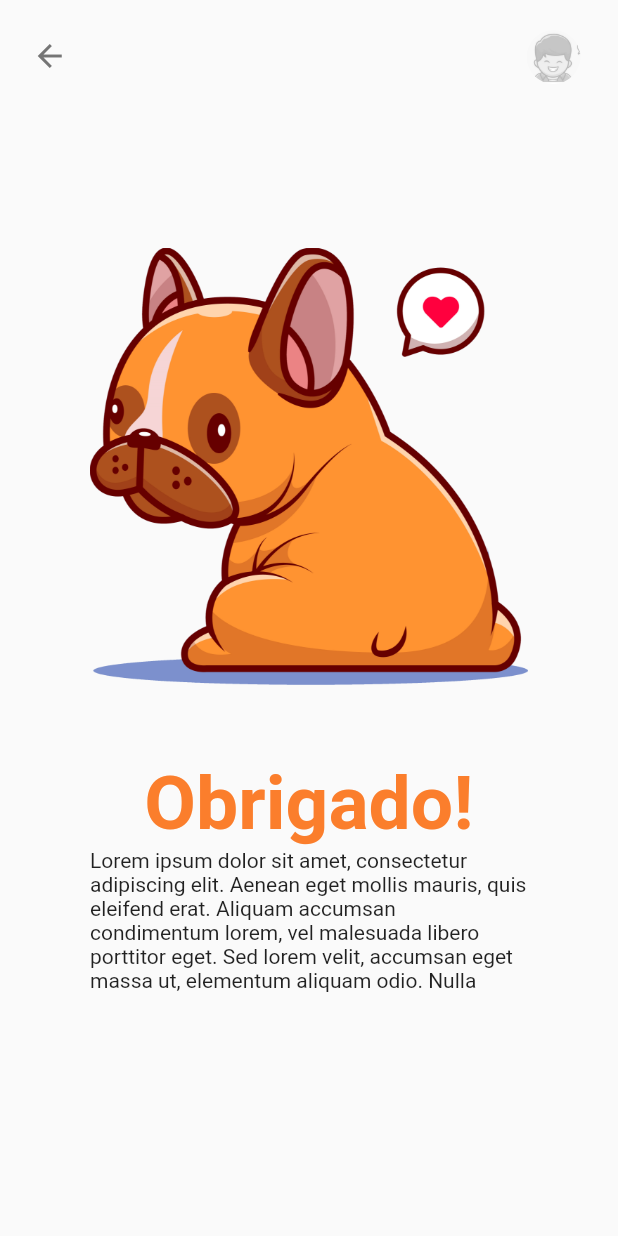
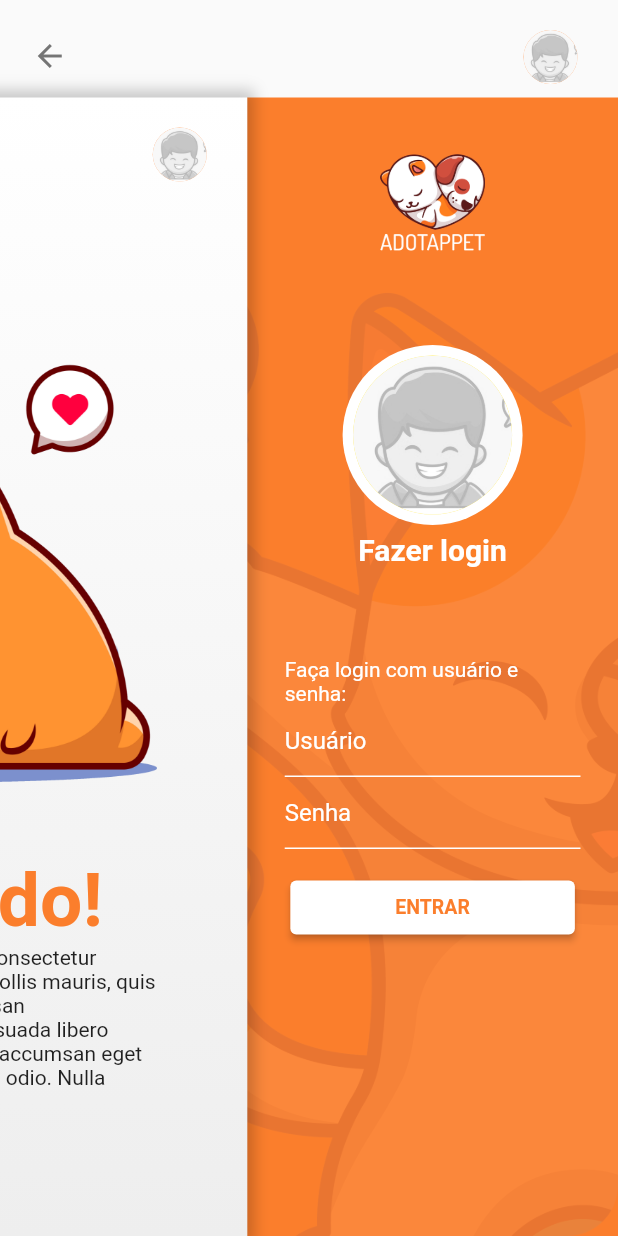
Before and after one commit to FIAP-Adotappet/adotappet-mobile, a Flutter app: the OrderCreatedPage screen opened directly, on a phone screen of 412 x 824 dp. Run offline on Flutter 3.47's test engine with Material 2 defaults, Android fonts, the light colour scheme and no system bars; our stand-ins replace google_fonts, jiffy; network calls fail; Roboto replaces fonts that are missing (Dosis).

Commit message:
SideMenuBar widget

```diff
--- a/lib/modules/order_created/screens/order_created_screen.dart
+++ b/lib/modules/order_created/screens/order_created_screen.dart
@@ -1,14 +1,45 @@
 import 'package:adotappet/constants/app_constants.dart';
 import 'package:adotappet/widgets/custom_app_bar.dart';
+import 'package:adotappet/widgets/side_menu_bar.dart';
 import 'package:flutter/material.dart';
 
 class OrderCreatedPage extends StatelessWidget {
   @override
   Widget build(BuildContext context) {
+    final leftSlide = MediaQuery.of(context).size.width * 0.6;
+
     return Scaffold(
       appBar: CustomAppBar(),
+      body: Stack(
+        children: [
+          SideMenuBar(),
+
+          // Content page
+          Transform(
+            transform: Matrix4.identity()..translate(-leftSlide),
+            alignment: Alignment.center,
+            child: Container(
+                decoration: BoxDecoration(
+                  gradient: LinearGradient(
+                      begin: Alignment.bottomCenter,
+                      end: Alignment.topCenter,
+                      colors: [Colors.grey.shade200, Colors.white]),
+                  boxShadow: [
+                    BoxShadow(
+                      color: Colors.black.withOpacity(0.2),
+                      spreadRadius: 5,
+                      blurRadius: 7,
+                      offset: Offset(0, 0),
+                    ),
+                  ],
+                ),
+                child: Scaffold(
+                  appBar: CustomAppBar(isHome: true),
+                  extendBody: true,
+                  backgroundColor: Colors.transparent,
                   body: Padding(
-        padding: const EdgeInsets.symmetric(vertical: 100.0, horizontal: 60.0),
+                    padding: const EdgeInsets.symmetric(
+                        vertical: 100.0, horizontal: 60.0),
                     child: Column(
                       children: [
                         Image(image: AssetImage('assets/images/sucesso.png')),
@@ -35,6 +66,10 @@ class OrderCreatedPage extends StatelessWidget {
                       ],
                     ),
                   ),
+                )),
+          )
+        ],
+      ),
     );
   }
 }
--- a/lib/widgets/custom_app_bar.dart
+++ b/lib/widgets/custom_app_bar.dart
@@ -7,8 +7,9 @@ class CustomAppBar extends StatelessWidget with PreferredSizeWidget {
   final Size preferredSize;
 
   final bool isHome;
+  final bool sideBar;
 
-  CustomAppBar({Key? key, this.isHome = false})
+  CustomAppBar({Key? key, this.isHome = false, this.sideBar = false})
       : preferredSize = Size.fromHeight(65.0),
         super(key: key);
 
@@ -30,9 +31,13 @@ class CustomAppBar extends StatelessWidget with PreferredSizeWidget {
             right: 25,
             top: 20.0,
           ),
-          child: ClipOval(
-            child: Image.asset('assets/images/avatar_deslogado.png'),
-          ),
+          child: sideBar
+              ? CloseButton(color: Colors.grey[600])
+              : CircleAvatar(
+                  child: ClipOval(
+                    child: Image.asset('assets/images/avatar_deslogado.png'),
+                  ),
+                ),
         ),
       ],
     );
--- /dev/null
+++ b/lib/widgets/side_menu_bar.dart
@@ -0,0 +1,156 @@
+import 'package:flutter/material.dart';
+
+class SideMenuBar extends StatelessWidget {
+  @override
+  Widget build(BuildContext context) {
+    final leftSlide = MediaQuery.of(context).size.width * 0.6;
+
+    return Container(
+      alignment: Alignment.topRight,
+      child: Container(
+        decoration: BoxDecoration(
+          color: const Color(0xFFFB7E2C),
+          image: DecorationImage(
+            alignment: Alignment(1, 0),
+            colorFilter: new ColorFilter.mode(
+                Color(0xFFFB7E2C).withOpacity(0.07), BlendMode.dstATop),
+            image: AssetImage("assets/images/gato_1.png"),
+            fit: BoxFit.fitHeight,
+          ),
+        ),
+        width: leftSlide,
+        child: Scaffold(
+          backgroundColor: Colors.transparent,
+          body: Padding(
+              padding: EdgeInsets.symmetric(horizontal: 25, vertical: 0),
+              child: Column(children: [
+                // Logo
+                Container(
+                  margin: const EdgeInsets.only(top: 35.0),
+                  decoration: BoxDecoration(
+                    image: DecorationImage(
+                      image: AssetImage("assets/images/logo_2.png"),
+                      fit: BoxFit.fitHeight,
+                    ),
+                  ),
+                  height: 70,
+                ),
+
+                // Login
+                Container(
+                  margin: const EdgeInsets.only(top: 60.0),
+                  child: Column(
+                    children: [
+                      // Avatar image
+                      CircleAvatar(
+                        backgroundColor: Colors.white,
+                        radius: 60,
+                        child: CircleAvatar(
+                          backgroundColor: const Color(0xFFFFEC5F),
+                          radius: 53,
+                          child: ClipOval(
+                            child: Image.asset(
+                                'assets/images/avatar_deslogado.png'),
+                          ),
+                        ),
+                      ),
+                      SizedBox(height: 5),
+
+                      // Info text
+                      Text(
+                        'Fazer login',
+                        style: TextStyle(
+                          fontWeight: FontWeight.bold,
+                          fontSize: 20,
+                          color: Colors.white,
+                        ),
+                      ),
+                      SizedBox(height: 60),
+
+                      Text(
+                        'Faça login com usuário e senha:',
+                        style: TextStyle(
+                          fontSize: 14,
+                          color: Colors.white,
+                        ),
+                      ),
+
+                      Column(
+                        children: [
+                          TextFormField(
+                            style: TextStyle(color: Colors.white),
+                            decoration: const InputDecoration(
+                              hintStyle: TextStyle(color: Colors.white),
+                              hintText: 'Usuário',
+                              enabledBorder: UnderlineInputBorder(
+                                borderSide: BorderSide(color: Colors.white),
+                              ),
+                              focusedBorder: UnderlineInputBorder(
+                                borderSide: BorderSide(color: Colors.white),
+                              ),
+                              border: UnderlineInputBorder(
+                                borderSide: BorderSide(color: Colors.white),
+                              ),
+                            ),
+                            validator: (String? value) {
+                              if (value == null || value.isEmpty) {
+                                return 'Preenchimento obrigatório';
+                              }
+                              return null;
+                            },
+                          ),
+                          TextFormField(
+                            obscureText: true,
+                            enableSuggestions: false,
+                            autocorrect: false,
+                            style: TextStyle(color: Colors.white),
+                            decoration: const InputDecoration(
+                              hintStyle: TextStyle(color: Colors.white),
+                              hintText: 'Senha',
+                              enabledBorder: UnderlineInputBorder(
+                                borderSide: BorderSide(color: Colors.white),
+                              ),
+                              focusedBorder: UnderlineInputBorder(
+                                borderSide: BorderSide(color: Colors.white),
+                              ),
+                              border: UnderlineInputBorder(
+                                borderSide: BorderSide(color: Colors.white),
+                              ),
+                            ),
+                            validator: (String? value) {
+                              if (value == null || value.isEmpty) {
+                                return 'Preenchimento obrigatório';
+                              }
+                              return null;
+                            },
+                          ),
+                          SizedBox(height: 15),
+                          ElevatedButton(
+                            style: ElevatedButton.styleFrom(
+                              primary: Colors.white,
+                              padding: EdgeInsets.symmetric(
+                                  horizontal: 70, vertical: 0),
+                            ),
+                            onPressed: () {
+                              // Validate will return true if the form is valid, or false if
+                              // the form is invalid.
+                            },
+                            child: const Text(
+                              'ENTRAR',
+                              style: TextStyle(
+                                  color: const Color(0xFFFB7E2C),
+                                  fontSize: 13,
+                                  fontWeight: FontWeight.bold),
+                            ),
+                          ),
+                        ],
+                      )
+                    ],
+                  ),
+                )
+              ])),
+        ),
+      ),
+    );
+  }
+}
--- a/pubspec.yaml
+++ b/pubspec.yaml
@@ -52,12 +52,14 @@ flutter:
   # To add assets to your application, add an assets section, like this:
   assets:
     - assets/images/logo.png
+    - assets/images/logo_2.png
     - assets/images/avatar.png
+    - assets/images/avatar_deslogado.png
     - assets/images/filtro_cachorro.png
     - assets/images/filtro_gato.png
     - assets/images/sucesso.png
+    - assets/images/gato_1.png
     - assets/images/gato_2.png
-    - assets/images/avatar_deslogado.png
     - assets/images/bg_gato.png
     - assets/images/bg_cachorro.png
     - assets/images/icon_f.png
```
Also changed, not shown: lib/modules/cadastro_user/screens/cadastro_user.dart (+32 -1 lines), lib/modules/detail/screens/detail_screen.dart (+39 -5 lines), lib/modules/home/screens/home_screen.dart (+26 -3 lines), assets/images/gato_1.png, assets/images/logo_2.png (added). Lines whose indentation alone changed are shown as unchanged.
